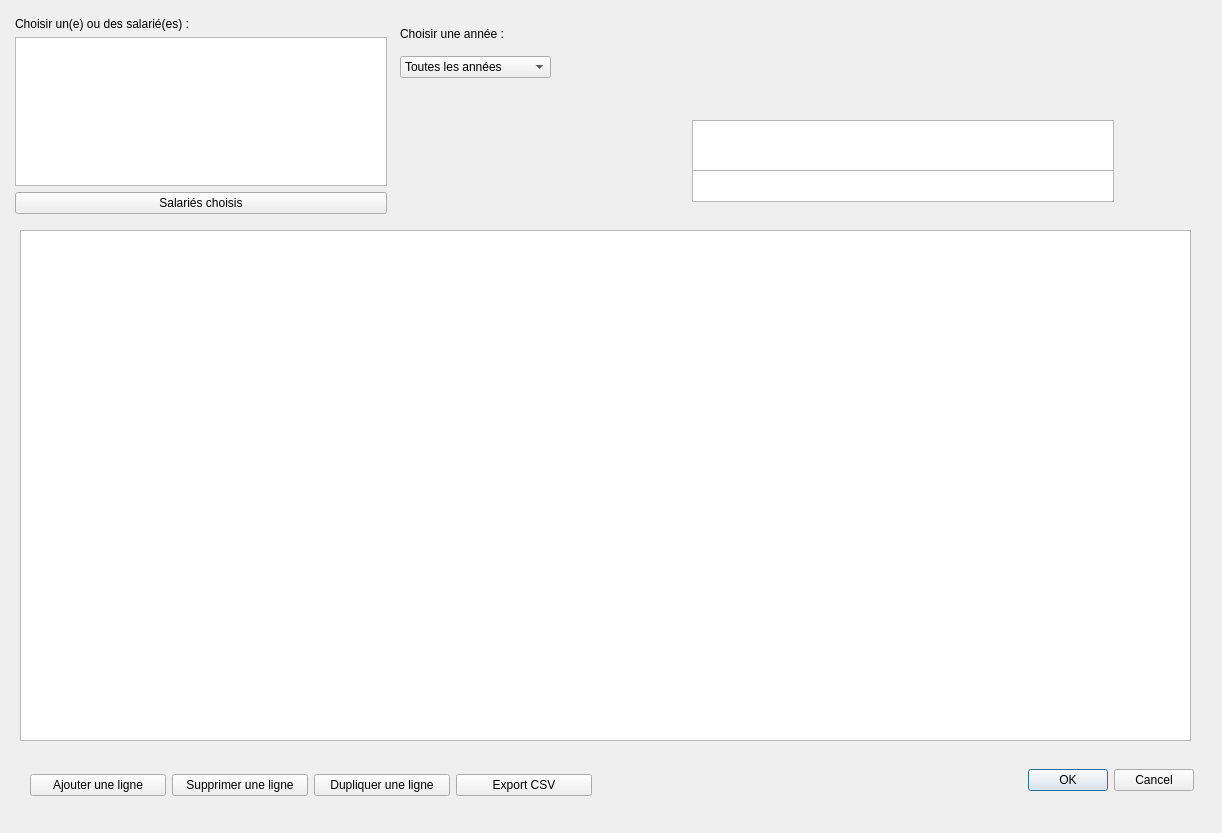
Old version of the form ui_bdsuivis_dialog.ui in the repository VincentD/bdtravaux.
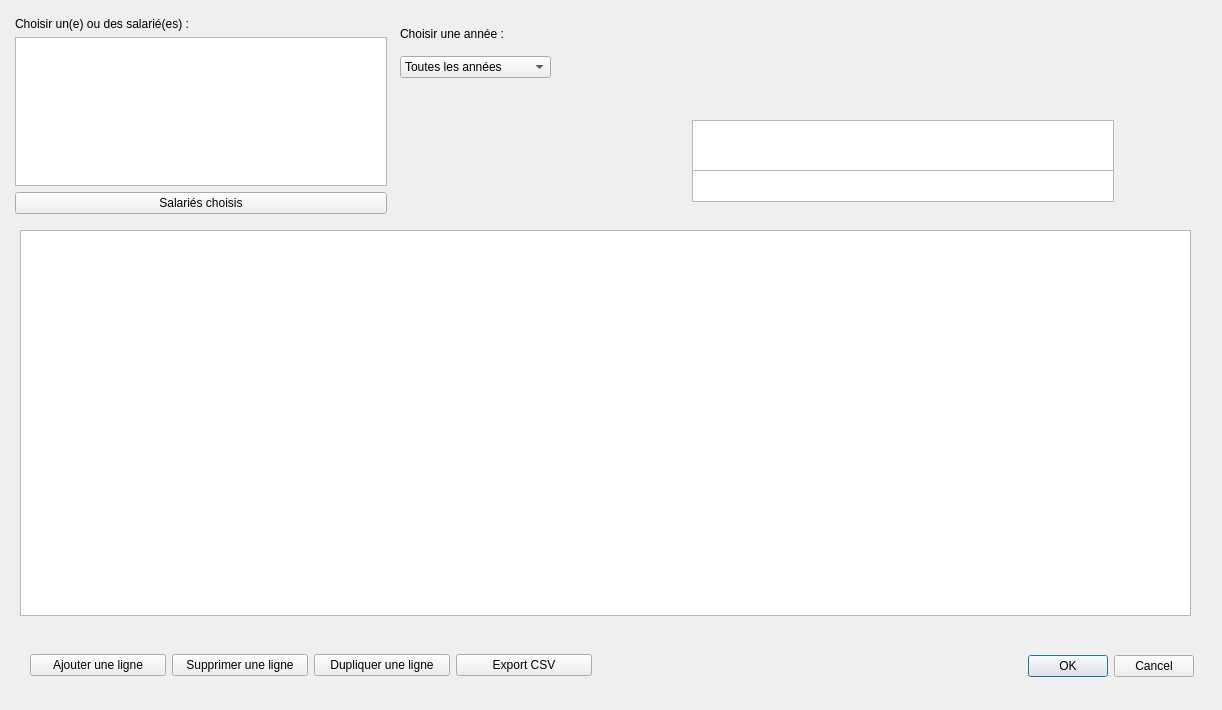
New version of the form.

```diff
--- a/ui_bdsuivis_dialog.ui
+++ b/ui_bdsuivis_dialog.ui
@@ -7,12 +7,21 @@
     <x>0</x>
     <y>0</y>
     <width>1222</width>
-    <height>833</height>
+    <height>710</height>
    </rect>
   </property>
+  <property name="sizePolicy">
+   <sizepolicy hsizetype="Expanding" vsizetype="Expanding">
+    <horstretch>0</horstretch>
+    <verstretch>0</verstretch>
+   </sizepolicy>
+  </property>
   <property name="windowTitle">
    <string>Dialog</string>
   </property>
+  <property name="sizeGripEnabled">
+   <bool>false</bool>
+  </property>
   <property name="modal">
    <bool>true</bool>
   </property>
@@ -20,7 +29,7 @@
    <property name="geometry">
     <rect>
      <x>853</x>
-     <y>764</y>
+     <y>650</y>
      <width>341</width>
      <height>32</height>
     </rect>
@@ -48,7 +57,7 @@
      <x>20</x>
      <y>230</y>
      <width>1171</width>
-     <height>511</height>
+     <height>386</height>
     </rect>
    </property>
    <property name="font">
@@ -94,7 +103,7 @@
    <property name="geometry">
     <rect>
      <x>30</x>
-     <y>760</y>
+     <y>640</y>
      <width>562</width>
      <height>51</height>
     </rect>
```
Left out of the diff: 3 changed lines with no effect on the pictures.
